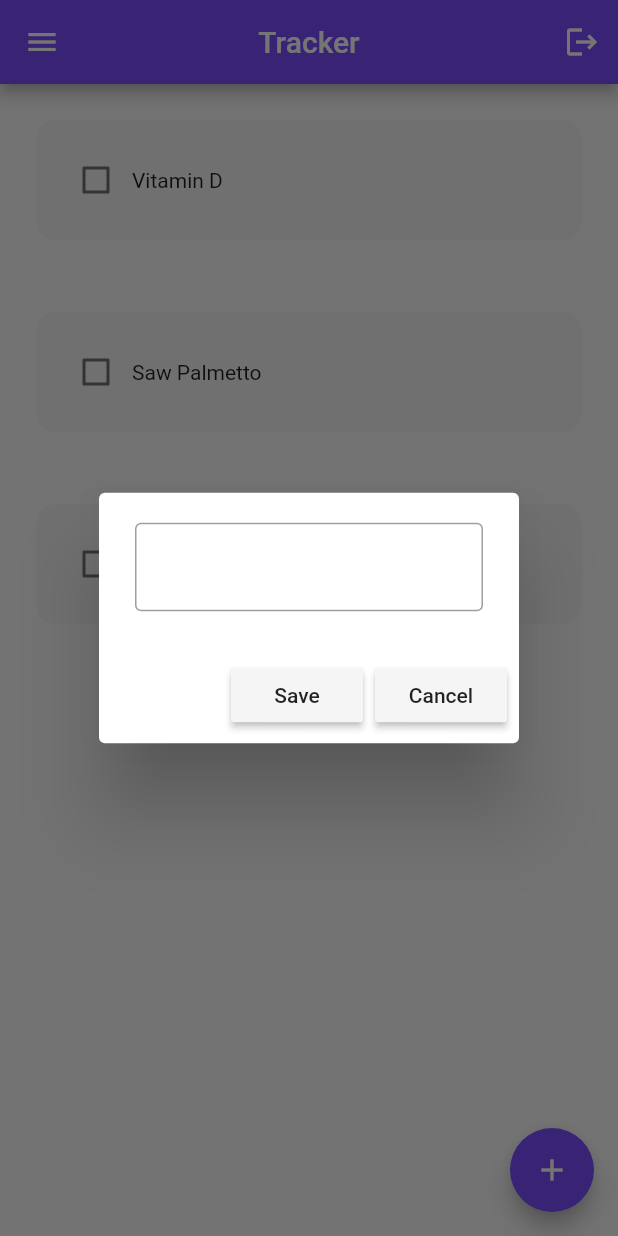
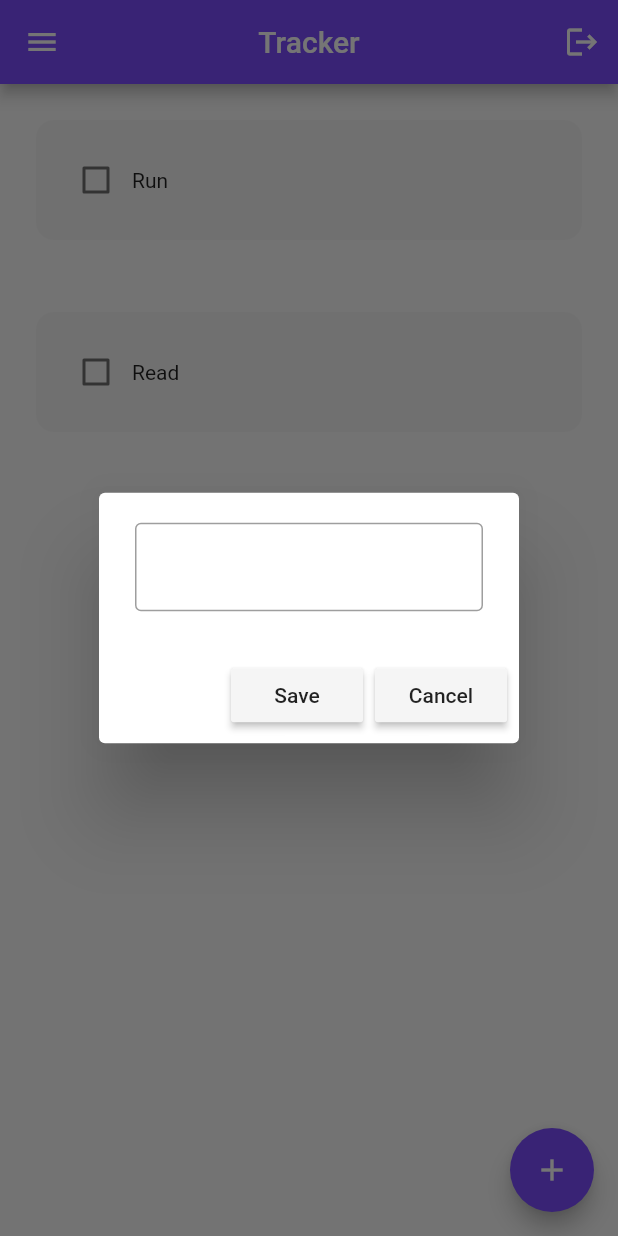
Before and after one commit to Emirlan-Zhanakeev/med_traker, a Flutter app: the screen it shows once a user with an empty profile is signed in, after a tap on the "add" icon, on a phone screen of 412 x 824 dp. Run offline on Flutter 3.47's test engine with Material 2 defaults, Android fonts, the phone set to English and light mode, and no system bars; drawn by our look-alikes of flutter_slidable; our stand-ins replace cloud_firestore, firebase_auth, firebase_core, google_fonts, hive_flutter; accounts and stored records are empty.

Commit message:
Hive database

```diff
--- a/lib/components/habit_tile.dart
+++ b/lib/components/habit_tile.dart
@@ -1,21 +1,44 @@
 import 'package:flutter/material.dart';
+import 'package:flutter_slidable/flutter_slidable.dart';
 
 class HabitTile extends StatelessWidget {
   final String habitName;
   final bool habitCompleted;
   final Function(bool?)? onChanged;
+  final Function(BuildContext)? settingsTapped;
+  final Function(BuildContext)? deleteTapped;
 
   const HabitTile(
       {Key? key,
       required this.habitName,
       required this.habitCompleted,
-      this.onChanged})
+      this.onChanged,
+      this.settingsTapped,
+      this.deleteTapped})
       : super(key: key);
 
   @override
   Widget build(BuildContext context) {
     return Padding(
       padding: const EdgeInsets.all(24),
+      child: Slidable(
+        endActionPane: ActionPane(
+          motion: StretchMotion(),
+          children: [
+            SlidableAction(
+              onPressed: settingsTapped,
+              backgroundColor: Colors.grey.shade800,
+              icon: Icons.settings,
+              borderRadius: BorderRadius.circular(12),
+            ),
+            SlidableAction(
+              onPressed: deleteTapped ,
+              backgroundColor: Colors.red.shade400,
+              icon: Icons.delete,
+              borderRadius: BorderRadius.circular(12),
+            ),
+          ],
+        ),
         child: Container(
           padding: const EdgeInsets.all(16.0),
           decoration: BoxDecoration(
@@ -32,6 +55,7 @@ class HabitTile extends StatelessWidget {
             ],
           ),
         ),
+      ),
     );
   }
 }
--- a/lib/components/new_habit_box.dart
+++ b/lib/components/my_alert_box.dart
@@ -1,12 +1,12 @@
 import 'package:flutter/material.dart';
 
-class EnterNewHabitBox extends StatelessWidget {
+class MyAlertBox extends StatelessWidget {
 
   final controller;
   final VoidCallback onSave;
   final VoidCallback onCancel;
 
-  const EnterNewHabitBox({Key? key, this.controller, required this.onSave, required this.onCancel}) : super(key: key);
+  const MyAlertBox({Key? key, this.controller, required this.onSave, required this.onCancel}) : super(key: key);
 
   @override
   Widget build(BuildContext context) {
--- /dev/null
+++ b/lib/data/habit_database.dart
@@ -0,0 +1,46 @@
+import 'package:hive_flutter/hive_flutter.dart';
+import 'package:untitled1/datetime/date_time.dart';
+
+///reference our box
+
+final _myBox = Hive.box("Habit_Database");
+
+class HabitDatabase {
+  List todaysHabitList = [];
+
+  ///create initial default data
+  void createDefaultData() {
+    todaysHabitList = [
+      ["Run", false],
+      ["Read", false],
+    ];
+
+    _myBox.put("START_DATE", todaysDateFormatted());
+  }
+
+  ///load data if it already exists
+  void loadData() {
+    ///if it's a new day, get habit list from database
+    if (_myBox.get(todaysDateFormatted()) == null) {
+      todaysHabitList = _myBox.get("CURRENT_HABIT_LIST");
+      ///set all habit completed to false since it's a new day
+      for (int i = 0; i < todaysHabitList.length; i++) {
+        todaysHabitList[i][1] = false;
+      }
+    }
+    ///if it's not a new day, load todays list
+    else {
+      todaysHabitList = _myBox.get(todaysDateFormatted());
+    }
+  }
+
+  ///update database
+  void updateDatabase() {
+    ///update today's entry
+    _myBox.put(todaysDateFormatted(), todaysHabitList);
+
+    ///update universal habit list in case it changed (new habit, edit habit, delete habit)
+    _myBox.put("CURRENT_HABIT_LIST", todaysHabitList);
+  }
+
+}
--- /dev/null
+++ b/lib/datetime/date_time.dart
@@ -0,0 +1,57 @@
+///returns todays date formatted as yyyymmdd
+String todaysDateFormatted() {
+
+  ///today
+  var dateTimeObject = DateTime.now();
+
+  ///year in the format yyyy
+  String year = dateTimeObject.year.toString();
+
+  ///month in the format mm
+  String month = dateTimeObject.month.toString();
+  if (month.length == 1) {
+    month = '0$month';
+  }
+
+  ///day in the format dd
+  String day = dateTimeObject.day.toString();
+
+  ///final format
+  String yyyymmdd = year + month + day;
+
+  return yyyymmdd;
+}
+
+///convert string yyyymmdd to DateTime object
+DateTime createDateTimeObject(String yyyymmdd) {
+  int yyyy = int.parse(yyyymmdd.substring(0, 4));
+  int mm = int.parse(yyyymmdd.substring(4, 6));
+  int dd = int.parse(yyyymmdd.substring(6, 8));
+
+  DateTime dateTimeObject = DateTime(yyyy, mm, dd);
+  return dateTimeObject;
+}
+
+///convert DateTime object to string yyyymmdd
+String convertDateTimeToString(DateTime dateTime) {
+
+  ///year in the format yyyy
+  String year = dateTime.year.toString();
+
+  ///month in the format mm
+  String month = dateTime.month.toString();
+  if (month.length == 1) {
+    month = '0$month';
+  }
+
+  ///day in the format dd
+  String day = dateTime.day.toString();
+  if (day.length == 1) {
+    day = '0$day';
+  }
+
+  /// final format
+  String yyyymmdd = year + month + day;
+
+  return yyyymmdd;
+}
--- a/lib/main.dart
+++ b/lib/main.dart
@@ -1,10 +1,17 @@
 import 'package:flutter/material.dart';
 import 'package:firebase_core/firebase_core.dart';
+import 'package:hive_flutter/hive_flutter.dart';
 import 'package:untitled1/auth/main_page.dart';
 
 void main() async {
+
+///initialize Firebase
   WidgetsFlutterBinding.ensureInitialized();
   await Firebase.initializeApp();
+  ///initialize Hive
+  await Hive.initFlutter();
+  ///open a box
+  await Hive.openBox("Habit_Database");
 
   runApp(const MyApp());
 }
--- a/lib/pages/home_page.dart
+++ b/lib/pages/home_page.dart
@@ -1,10 +1,10 @@
-import 'package:cloud_firestore/cloud_firestore.dart';
 import 'package:firebase_auth/firebase_auth.dart';
-import 'package:firebase_core/firebase_core.dart';
 import 'package:flutter/material.dart';
+import 'package:hive_flutter/hive_flutter.dart';
 import 'package:untitled1/components/action_button.dart';
 import 'package:untitled1/components/habit_tile.dart';
-import 'package:untitled1/components/new_habit_box.dart';
+import 'package:untitled1/components/my_alert_box.dart';
+import 'package:untitled1/data/habit_database.dart';
 
 class HomePage extends StatefulWidget {
   const HomePage({Key? key}) : super(key: key);
@@ -16,18 +16,38 @@ class HomePage extends StatefulWidget {
 class _HomePageState extends State<HomePage> {
   final user = FirebaseAuth.instance.currentUser!;
 
-  ///data structure for today's list
+/*  ///data structure for today's list
   List todaysHabitsList = [
     /// [habitName, habitCompleted]
     ["Vitamin D", false],
     ["Saw Palmetto", false],
-    ["Groprinosin", false],
-  ];
+  ];*/
+
+
+  HabitDatabase db = HabitDatabase();
+  final _myBox = Hive.box("Habit_Database");
+
+  @override
+  void initState() {
+    ///if there is no current habit list, then it is 1st time ever opening the app
+    ///then create default data
+    if (_myBox.get("CURRENT_HABIT_LIST") == null) {
+      db.createDefaultData();
+      }
+    ///there already exists data, this is not the first time
+    else {
+      db.loadData();
+    }
+
+    db.updateDatabase();
+
+    super.initState();
+  }
 
   ///checkbox was tapped
   void checkBoxTapped(bool? value, int index) {
     setState(() {
-      todaysHabitsList[index][1] = value;
+      db.todaysHabitList[index][1] = value;
     });
   }
 
@@ -38,10 +58,10 @@ class _HomePageState extends State<HomePage> {
     showDialog(
       context: context,
       builder: (context) {
-        return EnterNewHabitBox(
+        return MyAlertBox(
           controller: _newHabitNameController,
           onSave: saveNewHabit,
-          onCancel: cancelNewHabit,
+          onCancel: cancelDialogBox,
         );
       },
     );
@@ -49,15 +69,56 @@ class _HomePageState extends State<HomePage> {
 
   ///save new habit
   void saveNewHabit() {
+    ///adding
+    setState(() {
+      db.todaysHabitList.add([_newHabitNameController.text, false]);
+    });
 
+    ///close dialog box
+    _newHabitNameController.clear();
+    Navigator.of(context).pop();
+
+    db.updateDatabase();
   }
 
   ///cancel new habit
-  void cancelNewHabit() {
+  void cancelDialogBox() {
+    _newHabitNameController.clear();
+
+    ///close dialog box
     Navigator.of(context).pop();
   }
 
+  ///open habit settings to edit
+  void openHabitSettings(int index) {
+    showDialog(
+      context: context,
+      builder: (context) {
+        return MyAlertBox(
+          controller: _newHabitNameController,
+          onSave: () => saveExistingHabit(index),
+          onCancel: cancelDialogBox,
+        );
+      },
+    );
+  }
 
+  ///save existing habit with a new name
+  void saveExistingHabit(int index) {
+    setState(() {
+      db.todaysHabitList[index][0] = _newHabitNameController.text;
+    });
+    _newHabitNameController.clear();
+    Navigator.pop(context);
+    db.updateDatabase();
+  }
+
+  void deleteHabit(int index) {
+    setState(() {
+      db.todaysHabitList.removeAt(index);
+    });
+    db.updateDatabase();
+  }
 
   @override
   Widget build(BuildContext context) {
@@ -85,7 +146,7 @@ class _HomePageState extends State<HomePage> {
             ),
             ListTile(
               onTap: () {},
-              title: Text("Id:  ${user.uid!}"),
+              title: Text("Id:  ${user.uid}"),
             ),
           ],
         ),
@@ -103,11 +164,13 @@ class _HomePageState extends State<HomePage> {
         ],
       ),
       body: ListView.builder(
-        itemCount: todaysHabitsList.length,
+        itemCount: db.todaysHabitList.length,
         itemBuilder: (context, index) {
           return HabitTile(
-            habitName: todaysHabitsList[index][0],
-            habitCompleted: todaysHabitsList[index][1],
+            settingsTapped: (context) => openHabitSettings(index),
+            deleteTapped: (context) => deleteHabit(index),
+            habitName: db.todaysHabitList[index][0],
+            habitCompleted: db.todaysHabitList[index][1],
             onChanged: (value) {
               checkBoxTapped(value, index);
             },
```
Also changed, not shown: pubspec.yaml (+6 -1 lines), lib/components/month_summary.dart (added), pubspec.lock. Lines whose indentation alone changed are shown as unchanged.
